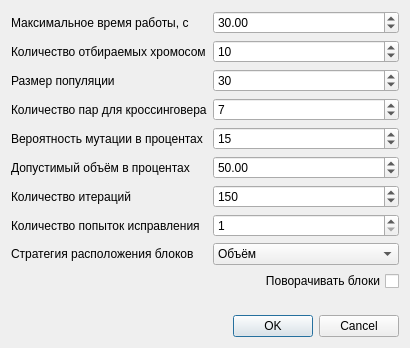
Old version of the form genetic2dialog.ui in the repository Musseffect/3D-container-packing.
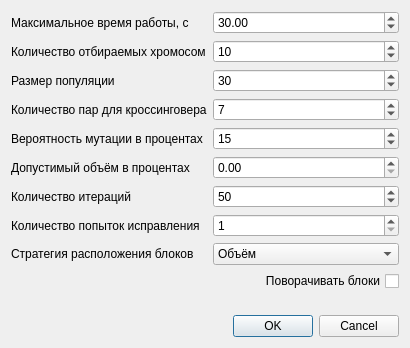
New version of the form.

```diff
--- a/genetic2dialog.ui
+++ b/genetic2dialog.ui
@@ -132,7 +132,7 @@
         <double>100.000000000000000</double>
        </property>
        <property name="value">
-        <double>50.000000000000000</double>
+        <double>0.000000000000000</double>
        </property>
       </widget>
      </item>
@@ -152,7 +152,7 @@
         <number>10000</number>
        </property>
        <property name="value">
-        <number>150</number>
+        <number>50</number>
        </property>
       </widget>
      </item>
```
Left out of the diff: 5 changed lines with no effect on the pictures.
